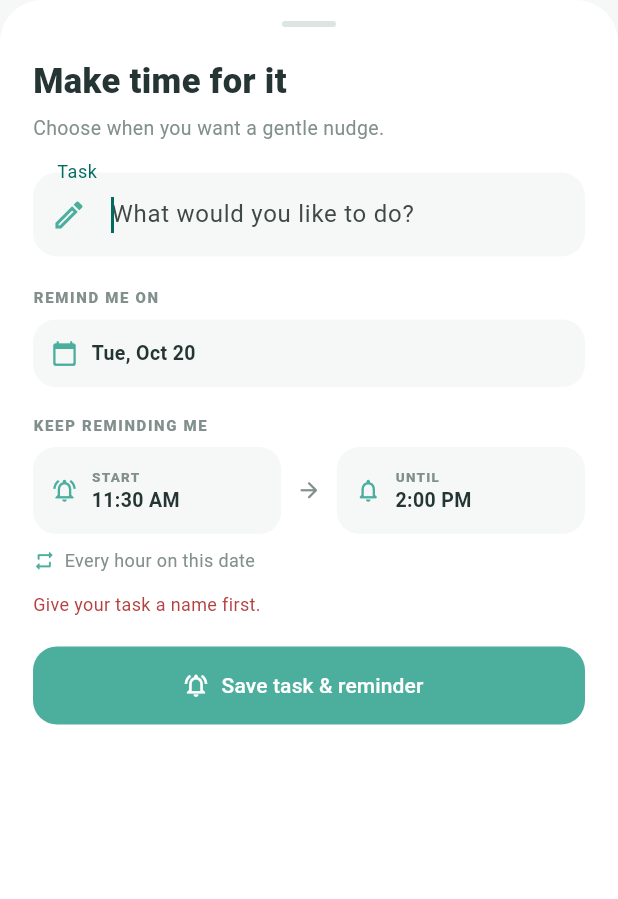
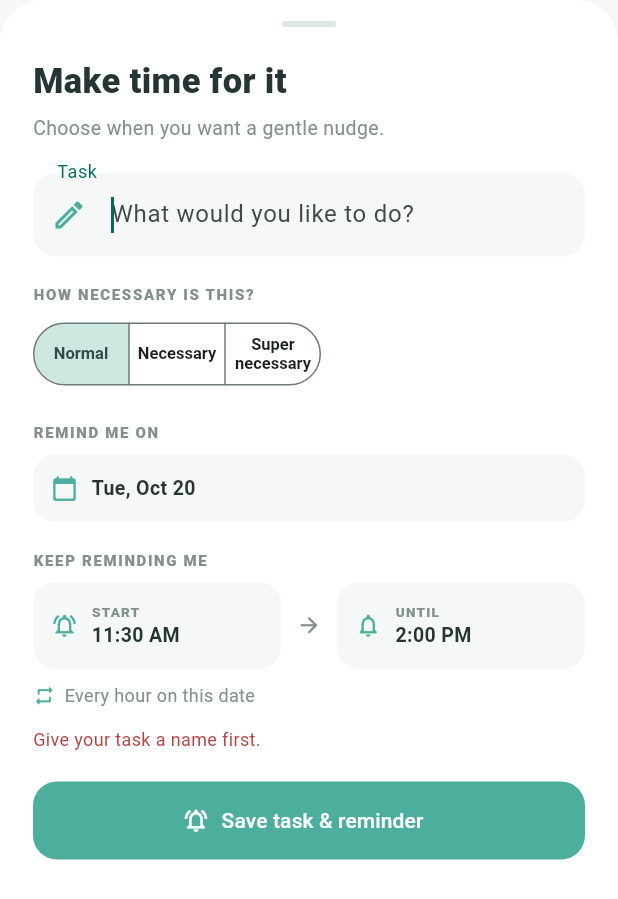
Before and after one commit to Laadnanimoustapha/MILOS, a Flutter app: the _AddTaskSheet widget shown alone on an empty page, opened directly, after a tap on "Save task & reminder", on a phone screen of 412 x 824 dp. Shown: the top 899 px of the screen. Run offline on Flutter 3.47's test engine with Material 3 defaults, Android fonts, the phone set to English and light mode, and no system bars; our stand-ins replace flutter_local_notifications, flutter_timezone, shared_preferences, timezone; accounts and stored records are empty.

Commit message:
feat: add task importance feature and notification structure

```diff
--- a/lib/main.dart
+++ b/lib/main.dart
@@ -6,10 +6,19 @@ import 'task.dart';
 import 'task_store.dart';
 
 const _teal = Color(0xFF4CAF9E);
-const _sky = Color(0xFFA3DAF5);
 const _ink = Color(0xFF253533);
 const _muted = Color(0xFF82908D);
 const _paper = Color(0xFFF5F8F7);
+const _importanceLabels = {
+  TaskImportance.normal: 'NORMAL',
+  TaskImportance.necessary: 'NECESSARY',
+  TaskImportance.superNecessary: 'SUPER NECESSARY',
+};
+const _importanceColors = {
+  TaskImportance.normal: _teal,
+  TaskImportance.necessary: Color(0xFF3988A0),
+  TaskImportance.superNecessary: Color(0xFFC36E36),
+};
 
 Future<void> main() async {
   WidgetsFlutterBinding.ensureInitialized();
@@ -103,6 +112,7 @@ class _TodayPageState extends State<TodayPage> {
       title: draft.title,
       remindAt: draft.remindAt,
       remindUntil: draft.remindUntil,
+      importance: draft.importance,
     );
     var reminderScheduled = false;
     try {
@@ -239,6 +249,7 @@ class _AddTaskSheetState extends State<_AddTaskSheet> {
   late DateTime _date;
   late TimeOfDay _from;
   late TimeOfDay _until;
+  TaskImportance _importance = TaskImportance.normal;
   String? _error;
 
   @override
@@ -300,7 +311,13 @@ class _AddTaskSheetState extends State<_AddTaskSheet> {
     } else {
       Navigator.pop(
         context,
-        Task(id: 0, title: title, remindAt: from, remindUntil: until),
+        Task(
+          id: 0,
+          title: title,
+          remindAt: from,
+          remindUntil: until,
+          importance: _importance,
+        ),
       );
     }
   }
@@ -369,6 +386,38 @@ class _AddTaskSheetState extends State<_AddTaskSheet> {
                     ),
                   ),
                   onSubmitted: (_) => _save(),
+                ),
+                const SizedBox(height: 18),
+                const _FormLabel('HOW NECESSARY IS THIS?'),
+                const SizedBox(height: 8),
+                SegmentedButton<TaskImportance>(
+                  showSelectedIcon: false,
+                  style: const ButtonStyle(
+                    textStyle: WidgetStatePropertyAll(
+                      TextStyle(fontSize: 11, fontWeight: FontWeight.w600),
+                    ),
+                    padding: WidgetStatePropertyAll(
+                      EdgeInsets.symmetric(horizontal: 5, vertical: 12),
+                    ),
+                  ),
+                  segments: const [
+                    ButtonSegment(
+                      value: TaskImportance.normal,
+                      label: Text('Normal'),
+                    ),
+                    ButtonSegment(
+                      value: TaskImportance.necessary,
+                      label: Text('Necessary'),
+                    ),
+                    ButtonSegment(
+                      value: TaskImportance.superNecessary,
+                      label: Text('Super\nnecessary', textAlign: TextAlign.center),
+                    ),
+                  ],
+                  selected: {_importance},
+                  onSelectionChanged: (selection) => setState(
+                    () => _importance = selection.first,
+                  ),
                 ),
                 const SizedBox(height: 20),
                 const _FormLabel('REMIND ME ON'),
@@ -579,8 +628,8 @@ class _TaskTile extends StatelessWidget {
         Text(task.title, maxLines: 2, overflow: TextOverflow.ellipsis, style: TextStyle(fontSize: 14, fontWeight: FontWeight.w600, color: task.done ? _muted : _ink, decoration: task.done ? TextDecoration.lineThrough : null)),
         const SizedBox(height: 7),
         Row(children: [
-          const Text('PERSONAL', style: TextStyle(fontSize: 9, letterSpacing: .9, fontWeight: FontWeight.w800, color: _teal)),
-          Container(width: 3, height: 3, margin: const EdgeInsets.symmetric(horizontal: 7), decoration: const BoxDecoration(color: _sky, shape: BoxShape.circle)),
+          Text(_importanceLabels[task.importance]!, style: TextStyle(fontSize: 9, letterSpacing: .5, fontWeight: FontWeight.w800, color: _importanceColors[task.importance]!)),
+          Container(width: 3, height: 3, margin: const EdgeInsets.symmetric(horizontal: 7), decoration: BoxDecoration(color: _importanceColors[task.importance]!, shape: BoxShape.circle)),
           Expanded(child: Text(reminderTime, maxLines: 1, overflow: TextOverflow.ellipsis, style: const TextStyle(fontSize: 10, color: _muted))),
         ]),
       ])),
--- a/lib/task.dart
+++ b/lib/task.dart
@@ -1,3 +1,5 @@
+enum TaskImportance { normal, necessary, superNecessary }
+
 class Task {
   const Task({
     required this.id,
@@ -5,6 +7,7 @@ class Task {
     required this.remindAt,
     required this.remindUntil,
     this.done = false,
+    this.importance = TaskImportance.normal,
   });
 
   final int id;
@@ -12,13 +15,15 @@ class Task {
   final DateTime remindAt;
   final DateTime remindUntil;
   final bool done;
+  final TaskImportance importance;
 
-  Task copyWith({bool? done}) => Task(
+  Task copyWith({bool? done, TaskImportance? importance}) => Task(
     id: id,
     title: title,
     remindAt: remindAt,
     remindUntil: remindUntil,
     done: done ?? this.done,
+    importance: importance ?? this.importance,
   );
 
   Map<String, Object> toJson() => {
@@ -27,6 +32,7 @@ class Task {
     'remindAt': remindAt.toIso8601String(),
     'remindUntil': remindUntil.toIso8601String(),
     'done': done,
+    'importance': importance.name,
   };
 
   factory Task.fromJson(Map<String, dynamic> json) => Task(
@@ -35,5 +41,9 @@ class Task {
     remindAt: DateTime.parse(json['remindAt'] as String),
     remindUntil: DateTime.parse(json['remindUntil'] as String),
     done: json['done'] as bool? ?? false,
+    importance: TaskImportance.values.firstWhere(
+      (value) => value.name == json['importance'],
+      orElse: () => TaskImportance.normal,
+    ),
   );
 }
--- /dev/null
+++ b/notification-structure.txt
@@ -0,0 +1,10 @@
+the ntoification system designe
+
+the user creats an task
+
+ex :
+=> have a bath
+=> time span from 10 am to 2:10 pm
+=> nessecitiy normal
+
+first notifacation at 10 am and an notification evry 1h and the last one at 2:10 pm
```
